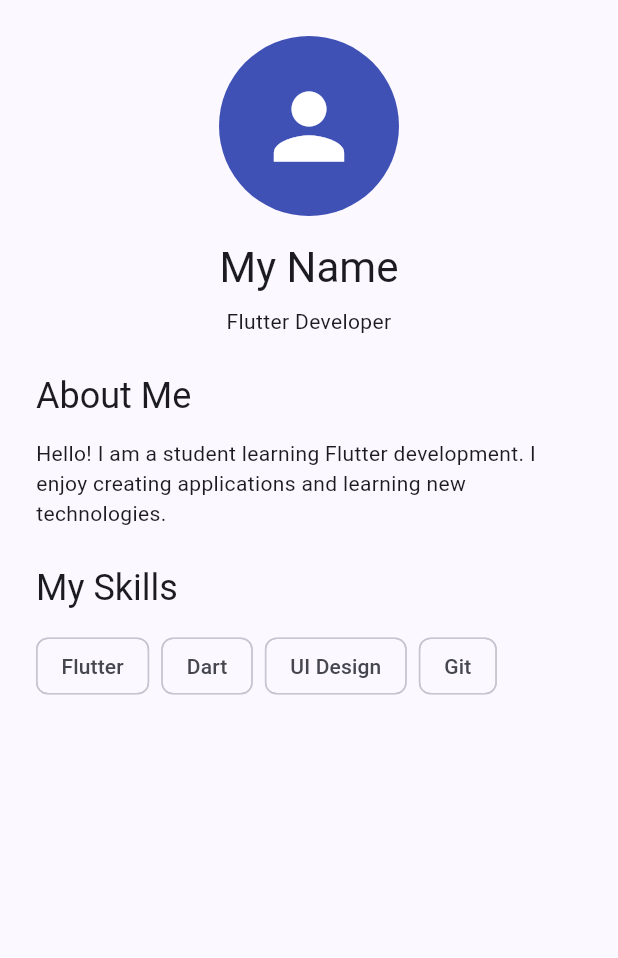
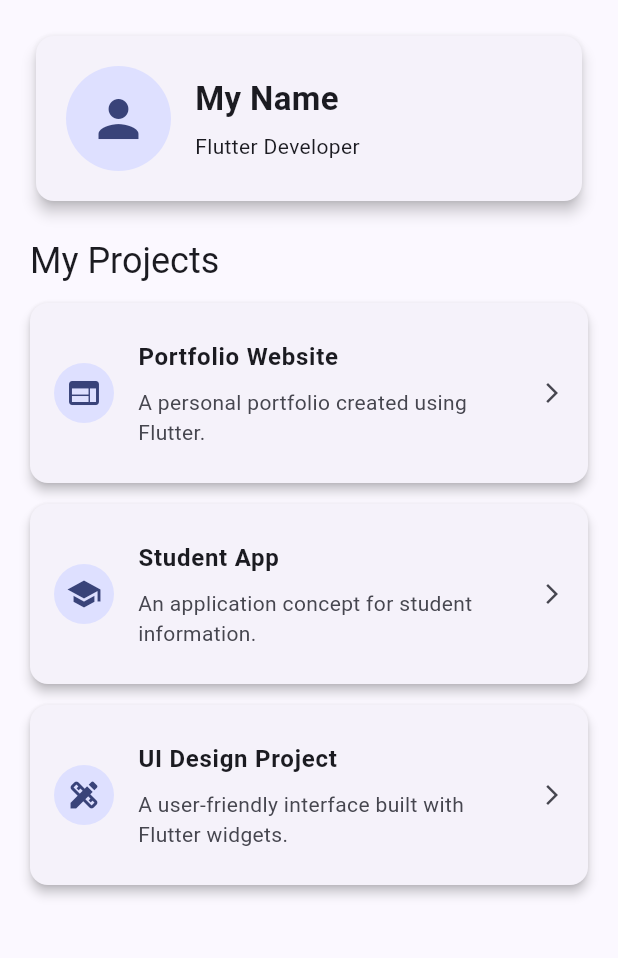
Before and after one commit to Poojithasilivery/My-Portfolio, a Flutter app: the screen it shows after launch, on a phone screen of 412 x 824 dp, the part 84-1042 px from its top. Run offline on Flutter 3.47's test engine with Material 3 defaults, Android fonts, the phone set to English and light mode, and no system bars.

Commit message:
Add reusable portfolio project cards

```diff
--- a/lib/main.dart
+++ b/lib/main.dart
@@ -35,106 +35,119 @@ class PortfolioHomePage extends StatelessWidget {
         backgroundColor: Colors.indigo,
         foregroundColor: Colors.white,
       ),
-      body: LayoutBuilder(
-        builder: (context, constraints) {
-          final isDesktop = constraints.maxWidth >= 700;
-
-          return SingleChildScrollView(
-            padding: const EdgeInsets.all(24),
+      body: SingleChildScrollView(
+        padding: const EdgeInsets.all(20),
         child: Center(
           child: ConstrainedBox(
-                constraints: const BoxConstraints(maxWidth: 1000),
-                child: isDesktop
-                    ? const Row(
-                        crossAxisAlignment: CrossAxisAlignment.start,
+            constraints: const BoxConstraints(maxWidth: 900),
+            child: Column(
+              crossAxisAlignment: CrossAxisAlignment.stretch,
               children: [
-                          Expanded(child: ProfileSection()),
-                          SizedBox(width: 32),
-                          Expanded(child: IntroductionSection()),
-                        ],
-                      )
-                    : const Column(
-                        children: [
-                          ProfileSection(),
-                          SizedBox(height: 24),
-                          IntroductionSection(),
+                const ProfileCard(),
+                const SizedBox(height: 20),
+                Text(
+                  'My Projects',
+                  style: Theme.of(context).textTheme.headlineSmall,
+                ),
+                const SizedBox(height: 12),
+                const ProjectCard(
+                  title: 'Portfolio Website',
+                  description:
+                      'A personal portfolio created using Flutter.',
+                  icon: Icons.web,
+                ),
+                const ProjectCard(
+                  title: 'Student App',
+                  description:
+                      'An application concept for student information.',
+                  icon: Icons.school,
+                ),
+                const ProjectCard(
+                  title: 'UI Design Project',
+                  description:
+                      'A user-friendly interface built with Flutter widgets.',
+                  icon: Icons.design_services,
+                ),
               ],
             ),
           ),
         ),
-          );
-        },
       ),
     );
   }
 }
 
-class ProfileSection extends StatelessWidget {
-  const ProfileSection({super.key});
+class ProfileCard extends StatelessWidget {
+  const ProfileCard({super.key});
 
   @override
   Widget build(BuildContext context) {
-    return Column(
+    return Card(
+      elevation: 4,
+      child: Padding(
+        padding: const EdgeInsets.all(20),
+        child: const Row(
           children: [
-        const CircleAvatar(
-          radius: 60,
-          backgroundColor: Colors.indigo,
-          child: Icon(
-            Icons.person,
-            size: 70,
-            color: Colors.white,
+            CircleAvatar(
+              radius: 35,
+              child: Icon(Icons.person, size: 40),
+            ),
+            SizedBox(width: 16),
+            Expanded(
+              child: Column(
+                crossAxisAlignment: CrossAxisAlignment.start,
+                children: [
+                  Text(
+                    'My Name',
+                    style: TextStyle(
+                      fontSize: 22,
+                      fontWeight: FontWeight.bold,
                     ),
                   ),
-        const SizedBox(height: 16),
-        Text(
-          'My Name',
-          style: Theme.of(context).textTheme.headlineMedium,
-          textAlign: TextAlign.center,
+                  SizedBox(height: 6),
+                  Text('Flutter Developer'),
+                ],
               ),
-        const SizedBox(height: 8),
-        const Text(
-          'Flutter Developer',
-          textAlign: TextAlign.center,
             ),
           ],
+        ),
+      ),
     );
   }
 }
 
-class IntroductionSection extends StatelessWidget {
-  const IntroductionSection({super.key});
+class ProjectCard extends StatelessWidget {
+  final String title;
+  final String description;
+  final IconData icon;
+
+  const ProjectCard({
+    super.key,
+    required this.title,
+    required this.description,
+    required this.icon,
+  });
 
   @override
   Widget build(BuildContext context) {
-    return Column(
-      crossAxisAlignment: CrossAxisAlignment.start,
-      children: [
-        Text(
-          'About Me',
-          style: Theme.of(context).textTheme.headlineSmall,
+    return Card(
+      margin: const EdgeInsets.only(bottom: 14),
+      elevation: 3,
+      child: ListTile(
+        contentPadding: const EdgeInsets.all(16),
+        leading: CircleAvatar(
+          child: Icon(icon),
         ),
-        const SizedBox(height: 12),
-        const Text(
-          'Hello! I am a student learning Flutter development. '
-          'I enjoy creating applications and learning new technologies.',
+        title: Text(
+          title,
+          style: const TextStyle(fontWeight: FontWeight.bold),
         ),
-        const SizedBox(height: 24),
-        Text(
-          'My Skills',
-          style: Theme.of(context).textTheme.headlineSmall,
+        subtitle: Padding(
+          padding: const EdgeInsets.only(top: 8),
+          child: Text(description),
         ),
-        const SizedBox(height: 12),
-        const Wrap(
-          spacing: 8,
-          runSpacing: 8,
-          children: [
-            Chip(label: Text('Flutter')),
-            Chip(label: Text('Dart')),
-            Chip(label: Text('UI Design')),
-            Chip(label: Text('Git')),
-          ],
+        trailing: const Icon(Icons.arrow_forward_ios, size: 16),
       ),
-      ],
     );
   }
 }
```
Lines whose indentation alone changed are shown as unchanged.
